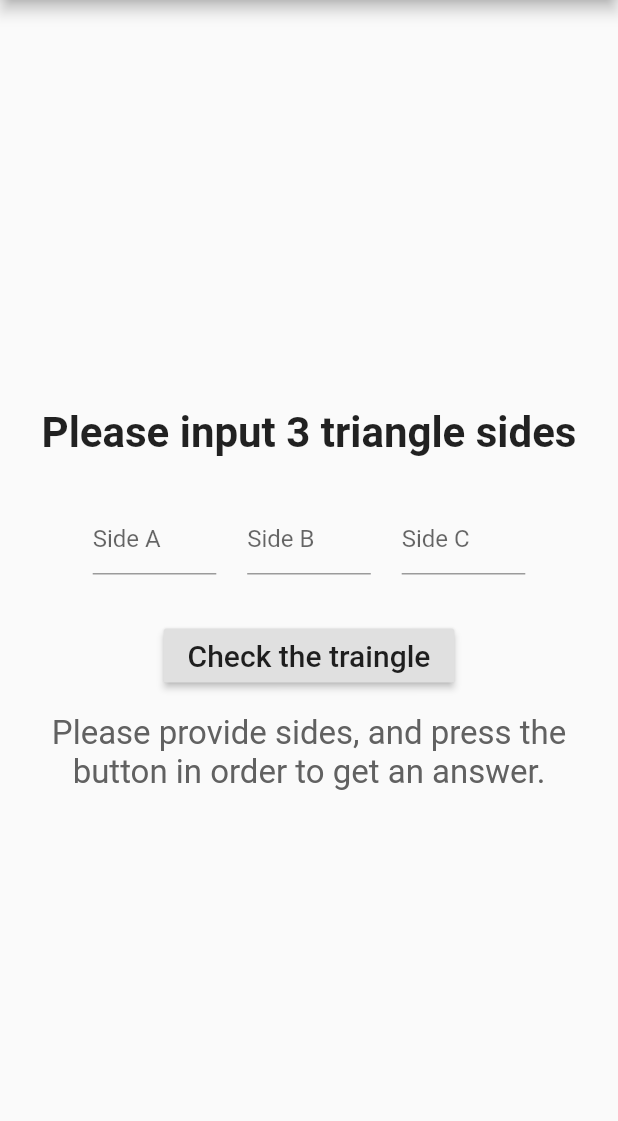
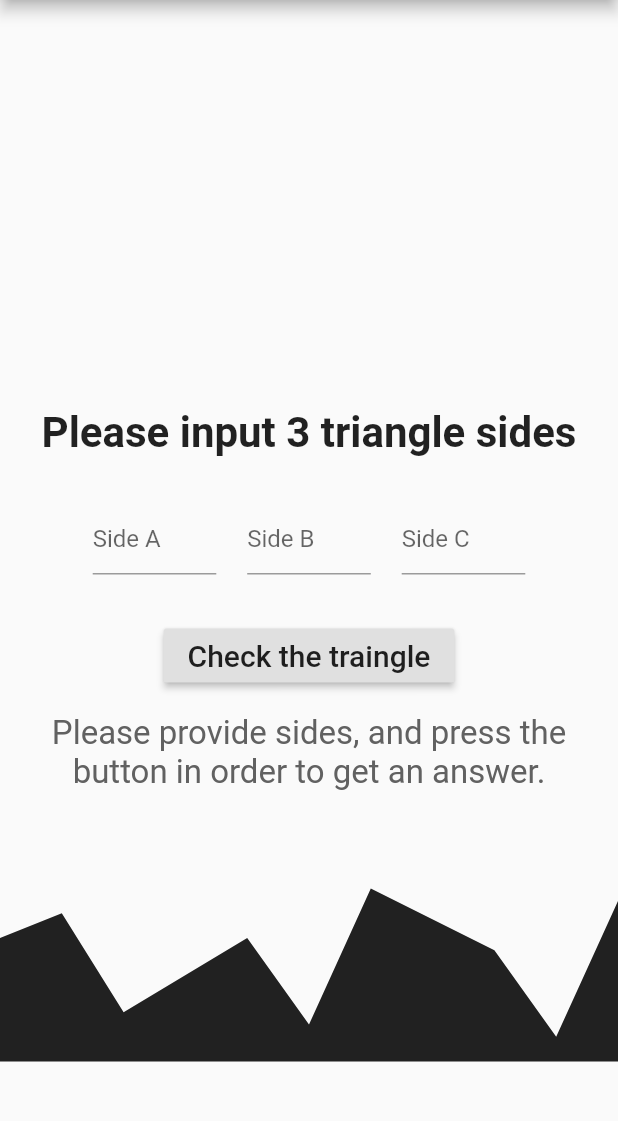
Before and after one commit to kyrczak/triangle-checker-dart, a Flutter app: the screen it shows after launch, on a phone screen of 412 x 824 dp, the part 84-1205 px from its top. Run offline on Flutter 3.47's test engine with Material 2 defaults, Android fonts, the phone set to English and light mode, and no system bars.

Commit message:
Adding decorations

```diff
--- a/triangle_checker/lib/home.dart
+++ b/triangle_checker/lib/home.dart
@@ -1,4 +1,5 @@
 import 'package:flutter/material.dart';
+import 'package:triangle_checker/painters.dart';
 import 'functions.dart';
 
 class Home extends StatefulWidget {
@@ -142,6 +143,13 @@ class _HomeState extends State<Home> {
                   ),
                 ),
               ),
+              Container(
+                height: MediaQuery.of(context).size.height * 0.2,
+                width: MediaQuery.of(context).size.width,
+                child: CustomPaint(
+                  painter: TriangleDownPaint(),
+                ),
+              ),
             ],
           ),
         ),
```
Also changed, not shown: triangle_checker/lib/painters.dart (added, +31 -0 lines).
